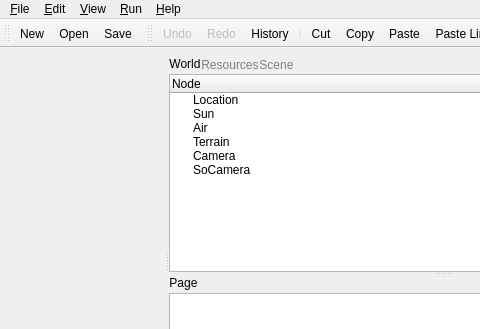
CST-Modelling-Tools/TonatiuhPP, file source/application/main/MainWindow.ui: the form before one commit; both pictures show x 0 to 480 and y 0 to 329 of the 726 by 496 pixel window.
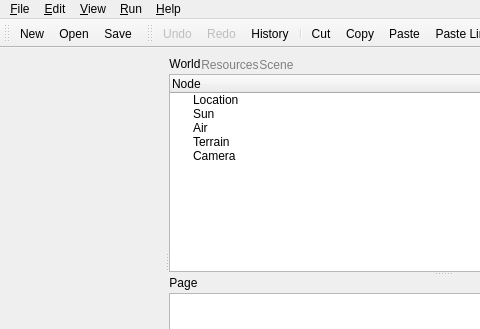
The form after the commit. The open tabs and pages were chosen to show the change. Icons and pictures are not drawn. Custom widgets are drawn as their Qt base class.

Commit message: examples with default camera

```diff
--- a/source/application/main/MainWindow.ui
+++ b/source/application/main/MainWindow.ui
@@ -134,11 +134,6 @@
                <normaloff>:/images/scene/nodeCamera.png</normaloff>:/images/scene/nodeCamera.png</iconset>
              </property>
             </item>
-            <item>
-             <property name="text">
-              <string>SoCamera</string>
-             </property>
-            </item>
            </widget>
           </item>
          </layout>
```
Left out of the diff: 2 changed lines with no effect on the pictures. The commit also changes 45 other files.
